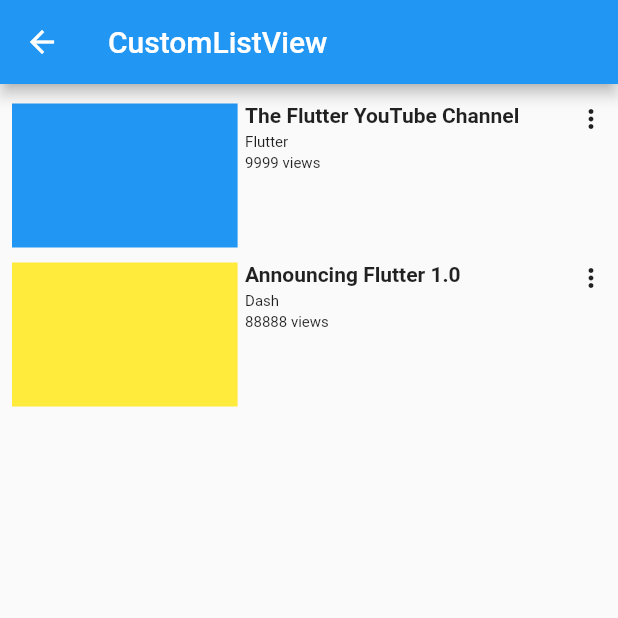
After one commit to Fea-Sin/flutter_demo, a Flutter app: the screen it shows after launch, after a tap on "CustomListView", on a phone screen of 412 x 824 dp, the top half of it. The commit adds this screen. Run offline on Flutter 3.47's test engine with Material 2 defaults, Android fonts, the phone set to English and light mode, and no system bars.

Commit message:
customListView

```diff
--- a/lib/main.dart
+++ b/lib/main.dart
@@ -70,6 +70,7 @@ class _MyHomePageState extends State<MyHomePage> {
       body: ListPage([
         PageInfo('test', (ctx) => TestRoute()),
         PageInfo('ListView', (ctx) => ListViewRoute()),
+        PageInfo('CustomListView', (ctx) => CustomListViewRoute())
       ]),
     );
   }
--- /dev/null
+++ b/lib/routes/customListItem.dart
@@ -0,0 +1,113 @@
+import 'package:flutter/material.dart';
+
+class CustomListItem extends StatelessWidget {
+
+  const CustomListItem({
+    this.thumbnail,
+    this.title,
+    this.user,
+    this.viewCount
+  });
+
+  final Widget thumbnail;
+  final String title;
+  final String user;
+  final int viewCount;
+
+
+  @override
+  Widget build(BuildContext context) {
+    return Padding(
+      padding: const EdgeInsets.symmetric(vertical: 5.0),
+      child: Row(
+        crossAxisAlignment: CrossAxisAlignment.start,
+        children: <Widget>[
+          Expanded(
+            flex: 2,
+            child: thumbnail,
+          ),
+          Expanded(
+            flex: 3,
+            child: _VideoDescription(
+              title: title,
+              user: user,
+              viewCount: viewCount,
+            ),
+          ),
+          const Icon(Icons.more_vert, size: 20.0,),
+        ],
+      ),
+    );
+  }
+}
+
+class _VideoDescription extends StatelessWidget {
+  const _VideoDescription({
+    Key key,
+    this.title,
+    this.user,
+    this.viewCount,
+  }) : super(key: key);
+
+  final String title;
+  final String user;
+  final int viewCount;
+
+  @override
+  Widget build(BuildContext context) {
+    return Padding(
+      padding: EdgeInsets.fromLTRB(5.0, 0.0, 0.0, 0.0),
+      child: Column(
+        crossAxisAlignment: CrossAxisAlignment.start,
+        children: <Widget>[
+          Text(
+            title,
+            style: const TextStyle(
+              fontWeight: FontWeight.bold,
+              fontSize: 14.0,
+            ),
+          ),
+          Padding(padding: EdgeInsets.symmetric(vertical: 2.0)),
+          Text(
+            user,
+            style: TextStyle(fontSize: 10.0),
+          ),
+          Padding(padding: EdgeInsets.symmetric(vertical: 1.0),),
+          Text(
+            '$viewCount views',
+            style: TextStyle(fontSize: 10.0),
+          ),
+        ],
+      ),
+    );
+  }
+}
+
+class CustomListViewRoute extends StatelessWidget {
+
+  @override
+  Widget build(BuildContext context) {
+    return ListView(
+      padding: EdgeInsets.all(8.0),
+      itemExtent: 106.0,
+      children: <CustomListItem>[
+        CustomListItem(
+          user: 'Flutter',
+          viewCount: 9999,
+          thumbnail: Container(
+            decoration: BoxDecoration(color: Colors.blue),
+          ),
+          title: 'The Flutter YouTube Channel',
+        ),
+        CustomListItem(
+          user: 'Dash',
+          viewCount: 88888,
+          thumbnail: Container(
+            decoration: BoxDecoration(color: Colors.yellow),
+          ),
+          title: 'Announcing Flutter 1.0',
+        ),
+      ],
+    );
+  }
+}
--- a/lib/routes/index.dart
+++ b/lib/routes/index.dart
@@ -1,2 +1,3 @@
 export 'test.dart';
 export 'listView.dart';
+export 'customListItem.dart';
```
